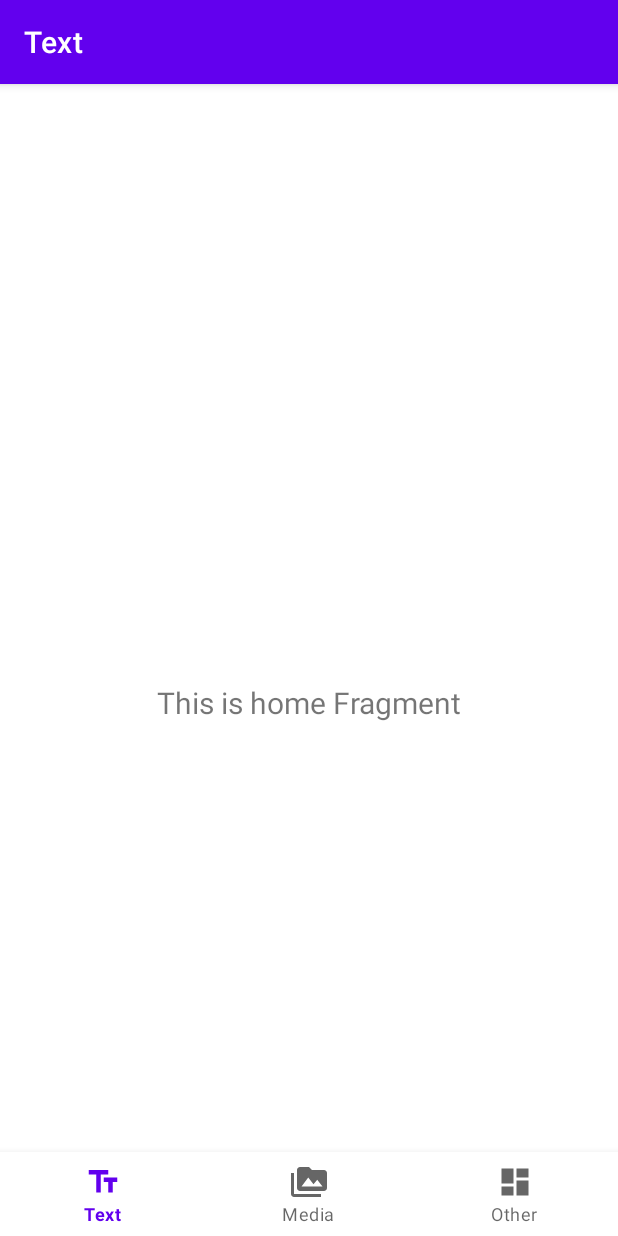
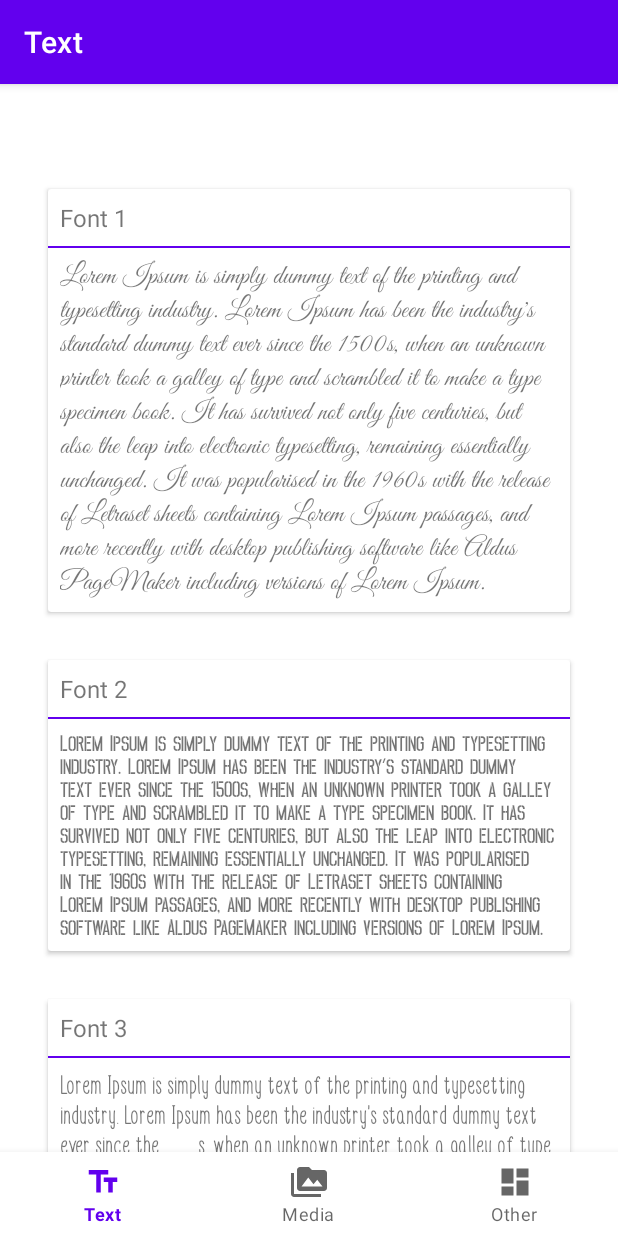
Before and after one commit to ViksaaSkool/ResourcesExampleApp, an Android app: the TextFragment screen opened directly, with no data from a screen before it, on a phone screen of 412 x 824 dp. Run offline under Robolectric (Android 15) with nearby library versions, the phone set to English and light mode, and no system bars; our stand-ins replace navigation-ui.

Commit message:
text and other layouts - done

```diff
--- a/app/src/main/AndroidManifest.xml
+++ b/app/src/main/AndroidManifest.xml
@@ -11,6 +11,7 @@
         android:supportsRtl="true"
         android:theme="@style/Theme.ResourcesExampleApp">
         <activity
+            android:windowSoftInputMode="adjustPan"
             android:name=".ui.MainActivity"
             android:label="@string/app_name"/>
         <activity
--- /dev/null
+++ b/app/src/main/java/com/viksaa/resources/app/AppUtils.kt
@@ -0,0 +1,5 @@
+package com.viksaa.resources.app
+
+object Constants{
+    val FONTS_LIST = listOf(R.font.great_vibes_font, R.font.howkins_free_font, R.font.stay_happy_font)
+}
--- a/app/src/main/java/com/viksaa/resources/app/ui/other/OtherFragment.kt
+++ b/app/src/main/java/com/viksaa/resources/app/ui/other/OtherFragment.kt
@@ -22,10 +22,10 @@ class OtherFragment : Fragment() {
         otherViewModel =
             ViewModelProvider(this).get(OtherViewModel::class.java)
         val root = inflater.inflate(R.layout.fragment_other, container, false)
-        val textView: TextView = root.findViewById(R.id.text_dashboard)
+        /*val textView: TextView = root.findViewById(R.id.text_dashboard)
         otherViewModel.text.observe(viewLifecycleOwner, Observer {
             textView.text = it
-        })
+        })*/
         return root
     }
 }
--- a/app/src/main/java/com/viksaa/resources/app/ui/text/TextFragment.kt
+++ b/app/src/main/java/com/viksaa/resources/app/ui/text/TextFragment.kt
@@ -4,14 +4,18 @@ import android.os.Bundle
 import android.view.LayoutInflater
 import android.view.View
 import android.view.ViewGroup
-import android.widget.TextView
+import androidx.appcompat.widget.AppCompatTextView
 import androidx.fragment.app.Fragment
-import androidx.lifecycle.Observer
 import androidx.lifecycle.ViewModelProvider
+import androidx.recyclerview.widget.DefaultItemAnimator
+import androidx.recyclerview.widget.LinearLayoutManager
+import androidx.recyclerview.widget.RecyclerView
 import com.viksaa.resources.app.R
+import com.viksaa.resources.app.ui.text.adapter.FontsRecyclerViewAdapter
 
 class TextFragment : Fragment() {
 
+    private lateinit var fontsAdapter: FontsRecyclerViewAdapter
     private lateinit var textViewModel: TextViewModel
 
     override fun onCreateView(
@@ -22,10 +26,22 @@ class TextFragment : Fragment() {
         textViewModel =
             ViewModelProvider(this).get(TextViewModel::class.java)
         val root = inflater.inflate(R.layout.fragment_text, container, false)
-        val textView: TextView = root.findViewById(R.id.text_home)
+        setFontsList(root)
+
+        /*val textView: TextView = root.findViewById(R.id.text_home)
         textViewModel.text.observe(viewLifecycleOwner, Observer {
             textView.text = it
-        })
+        })*/
         return root
     }
+
+    private fun setFontsList(view: View){
+        fontsAdapter = FontsRecyclerViewAdapter()
+        val fontsRecyclerView = view.findViewById<RecyclerView>(R.id.fonts_recycler_view)
+        val layoutManager = LinearLayoutManager(requireContext().applicationContext)
+        fontsRecyclerView.layoutManager = layoutManager
+        fontsRecyclerView.itemAnimator = DefaultItemAnimator()
+        fontsRecyclerView.adapter = fontsAdapter
+        fontsAdapter.notifyDataSetChanged()
+    }
 }
--- a/app/src/main/java/com/viksaa/resources/app/ui/text/TextViewModel.kt
+++ b/app/src/main/java/com/viksaa/resources/app/ui/text/TextViewModel.kt
@@ -6,8 +6,8 @@ import androidx.lifecycle.ViewModel
 
 class TextViewModel : ViewModel() {
 
-    private val _text = MutableLiveData<String>().apply {
+    /*private val _text = MutableLiveData<String>().apply {
         value = "This is home Fragment"
     }
-    val text: LiveData<String> = _text
+    val text: LiveData<String> = _text*/
 }
--- /dev/null
+++ b/app/src/main/java/com/viksaa/resources/app/ui/text/adapter/FontsRecyclerViewAdapter.kt
@@ -0,0 +1,35 @@
+package com.viksaa.resources.app.ui.text.adapter
+
+import android.view.LayoutInflater
+import android.view.View
+import android.view.ViewGroup
+import androidx.appcompat.widget.AppCompatTextView
+import androidx.core.content.res.ResourcesCompat
+import androidx.recyclerview.widget.RecyclerView
+import com.viksaa.resources.app.Constants.FONTS_LIST
+import com.viksaa.resources.app.R
+
+
+class FontsRecyclerViewAdapter: RecyclerView.Adapter<FontsRecyclerViewAdapter.MyViewHolder>() {
+
+    inner class MyViewHolder(view: View) : RecyclerView.ViewHolder(view) {
+        var cardTitle = view.findViewById<AppCompatTextView>(R.id.card_title)
+        var cardText = view.findViewById<AppCompatTextView>(R.id.card_text)
+    }
+
+    override fun onCreateViewHolder(parent: ViewGroup, viewType: Int): MyViewHolder {
+        val itemView = LayoutInflater.from(parent.context)
+            .inflate(R.layout.item_dummy_text, parent, false)
+        return MyViewHolder(itemView)
+    }
+
+    override fun onBindViewHolder(holder: MyViewHolder, position: Int) {
+        holder.cardTitle.text = String.format(holder.cardTitle.context.getString(R.string.font_text), position+1)
+        holder.cardText.typeface = ResourcesCompat.getFont(holder.cardText.context, FONTS_LIST[position])
+    }
+
+    override fun getItemCount(): Int {
+        return FONTS_LIST.size
+    }
+
+}
--- /dev/null
+++ b/app/src/main/res/drawable/text_selector_background.xml
@@ -0,0 +1,4 @@
+<selector xmlns:android="http://schemas.android.com/apk/res/android">
+    <item android:state_selected="true" android:color="@color/purple_500"/>
+    <item android:color="@android:color/white"/>
+</selector>
--- a/app/src/main/res/layout/activity_main.xml
+++ b/app/src/main/res/layout/activity_main.xml
@@ -3,31 +3,32 @@
     xmlns:app="http://schemas.android.com/apk/res-auto"
     android:id="@+id/container"
     android:layout_width="match_parent"
-    android:layout_height="match_parent"
-    android:paddingTop="?attr/actionBarSize">
+    android:layout_height="match_parent">
+
+    <fragment
+        android:id="@+id/nav_host_fragment"
+        android:name="androidx.navigation.fragment.NavHostFragment"
+        android:layout_width="0dp"
+        android:layout_height="0dp"
+        app:defaultNavHost="true"
+        app:layout_constraintBottom_toTopOf="@+id/nav_view"
+        app:layout_constraintEnd_toEndOf="parent"
+        app:layout_constraintHorizontal_bias="0.0"
+        app:layout_constraintStart_toStartOf="parent"
+        app:layout_constraintTop_toTopOf="parent"
+        app:layout_constraintVertical_bias="0.0"
+        app:navGraph="@navigation/mobile_navigation" />
 
     <com.google.android.material.bottomnavigation.BottomNavigationView
         android:id="@+id/nav_view"
-        android:layout_width="0dp"
+        android:layout_width="match_parent"
         android:layout_height="wrap_content"
-        android:layout_marginEnd="0dp"
-        android:layout_marginStart="0dp"
         android:background="?android:attr/windowBackground"
         app:layout_constraintBottom_toBottomOf="parent"
         app:layout_constraintLeft_toLeftOf="parent"
         app:layout_constraintRight_toRightOf="parent"
         app:menu="@menu/bottom_nav_menu" />
 
-    <fragment
-        android:id="@+id/nav_host_fragment"
-        android:name="androidx.navigation.fragment.NavHostFragment"
-        android:layout_width="match_parent"
-        android:layout_height="match_parent"
-        app:layout_constraintBottom_toTopOf="@id/nav_view"
-        app:layout_constraintLeft_toLeftOf="parent"
-        app:layout_constraintRight_toRightOf="parent"
-        app:layout_constraintTop_toTopOf="parent"
-        app:defaultNavHost="true"
-        app:navGraph="@navigation/mobile_navigation" />
+
 
 </androidx.constraintlayout.widget.ConstraintLayout>
--- a/app/src/main/res/layout/fragment_text.xml
+++ b/app/src/main/res/layout/fragment_text.xml
@@ -7,14 +7,37 @@
     tools:context=".ui.text.TextFragment">
 
     <androidx.appcompat.widget.AppCompatTextView
-        android:id="@+id/text_home"
+    app:layout_constraintEnd_toEndOf="parent"
+    app:layout_constraintTop_toTopOf="parent"
+    android:id="@+id/en_text"
+        android:layout_marginEnd="@dimen/title_margin"
+        android:textColor="@drawable/text_selector_background"
+    android:textSize="@dimen/text_size"
+    android:padding="@dimen/text_padding"
+    android:text="@string/en_text"
+    android:layout_width="wrap_content"
+    android:layout_height="wrap_content"/>
+
+    <androidx.appcompat.widget.AppCompatTextView
+        app:layout_constraintEnd_toStartOf="@id/en_text"
+        app:layout_constraintTop_toTopOf="parent"
+        android:id="@+id/mk_text"
+        android:textSize="@dimen/text_size"
+        android:padding="@dimen/text_padding"
+        android:text="@string/mk_text"
+        android:textColor="@drawable/text_selector_background"
+        android:layout_width="wrap_content"
+        android:layout_height="wrap_content"/>
+
+    <androidx.recyclerview.widget.RecyclerView
+        android:id="@+id/fonts_recycler_view"
         android:layout_width="match_parent"
         android:layout_height="wrap_content"
+        android:paddingBottom="50dp"
         android:layout_margin="@dimen/title_margin"
-        android:textAlignment="center"
-        android:textSize="20sp"
-        app:layout_constraintBottom_toBottomOf="parent"
-        app:layout_constraintEnd_toEndOf="parent"
         app:layout_constraintStart_toStartOf="parent"
-        app:layout_constraintTop_toTopOf="parent" />
+        app:layout_constraintTop_toBottomOf="@id/mk_text"
+        tools:listitem="@layout/item_dummy_text" />
+
+
 </androidx.constraintlayout.widget.ConstraintLayout>
--- /dev/null
+++ b/app/src/main/res/layout/item_dummy_text.xml
@@ -0,0 +1,41 @@
+<?xml version="1.0" encoding="utf-8"?>
+<androidx.cardview.widget.CardView xmlns:android="http://schemas.android.com/apk/res/android"
+    xmlns:app="http://schemas.android.com/apk/res-auto"
+    android:layout_margin="@dimen/title_margin"
+    android:layout_width="match_parent"
+    android:layout_height="wrap_content">
+    <androidx.constraintlayout.widget.ConstraintLayout
+        android:layout_width="match_parent"
+        android:layout_height="match_parent">
+
+        <androidx.appcompat.widget.AppCompatTextView
+           app:layout_constraintStart_toStartOf="parent"
+            app:layout_constraintTop_toTopOf="parent"
+            android:id="@+id/card_title"
+            android:textSize="@dimen/text_size"
+            android:padding="@dimen/text_padding"
+            android:text="Title"
+            android:layout_width="wrap_content"
+            android:layout_height="wrap_content"/>
+
+        <RelativeLayout
+            android:id="@+id/line"
+            app:layout_constraintStart_toStartOf="parent"
+            app:layout_constraintTop_toBottomOf="@id/card_title"
+            android:layout_width="match_parent"
+            android:background="@color/purple_500"
+            android:layout_height="@dimen/line_size"/>
+
+        <androidx.appcompat.widget.AppCompatTextView
+            app:layout_constraintStart_toStartOf="parent"
+            app:layout_constraintTop_toBottomOf="@id/line"
+            android:id="@+id/card_text"
+            android:textSize="@dimen/card_text_size"
+            android:padding="@dimen/text_padding"
+            android:text="@string/generic_text"
+            android:layout_width="wrap_content"
+            android:layout_height="wrap_content"/>
+
+    </androidx.constraintlayout.widget.ConstraintLayout>
+
+</androidx.cardview.widget.CardView>
--- a/app/src/main/res/values/dimens.xml
+++ b/app/src/main/res/values/dimens.xml
@@ -7,6 +7,11 @@
     <dimen name="title_size">32sp</dimen>
     <dimen name="title_margin">16dp</dimen>
     <dimen name="text_size">16sp</dimen>
+    <dimen name="card_text_size">18sp</dimen>
+    <dimen name="text_padding">8dp</dimen>
+    <dimen name="card_margin">20dp</dimen>
+    <dimen name="line_size">1dp</dimen>
+    <dimen name="other_elements_padding">50dp</dimen>
 
     <item name="scale_from" type="dimen" format="float">0.0</item>
     <item name="scale_to" type="dimen" format="float">1.0</item>
--- a/app/src/main/res/values/strings.xml
+++ b/app/src/main/res/values/strings.xml
@@ -3,6 +3,12 @@
     <string name="title_text">Text</string>
     <string name="title_media">Media</string>
     <string name="title_other">Other</string>
+
+    <string name="en_text">EN</string>
+    <string name="mk_text">MK</string>
+
+    <string name="light_text">Light mode</string>
+    <string name="dark_text">Dark mode</string>
 
     <string-array name="button_messages_text">
         <item>Ouch</item>
@@ -11,4 +17,13 @@
         <item>How does this make you feel?</item>
     </string-array>
 
+    <string name="button_text">Just Another Button</string>
+    <string name="edit_hint_text">Write something stupid…</string>
+    <string name="toggle_text">Change theme</string>
+
+    <string name="toast_text">Button says: %1$s, that was message no: %2$d</string>
+    <string name="font_text">Font %1$d</string>
+
+    <string name="generic_text">Lorem Ipsum is simply dummy text of the printing and typesetting industry. Lorem Ipsum has been the industry\'s standard dummy text ever since the 1500s, when an unknown printer took a galley of type and scrambled it to make a type specimen book. It has survived not only five centuries, but also the leap into electronic typesetting, remaining essentially unchanged. It was popularised in the 1960s with the release of Letraset sheets containing Lorem Ipsum passages, and more recently with desktop publishing software like Aldus PageMaker including versions of Lorem Ipsum.</string>
+
 </resources>
```
Also changed, not shown: app/src/main/res/drawable/background_gradient.xml (added, +9 -0 lines), app/src/main/res/drawable/ic_play.xml (added, +10 -0 lines), app/src/main/res/drawable/ic_stop.xml (added, +10 -0 lines), app/src/main/res/layout/fragment_other.xml (+36 -10 lines), 2 other files.
